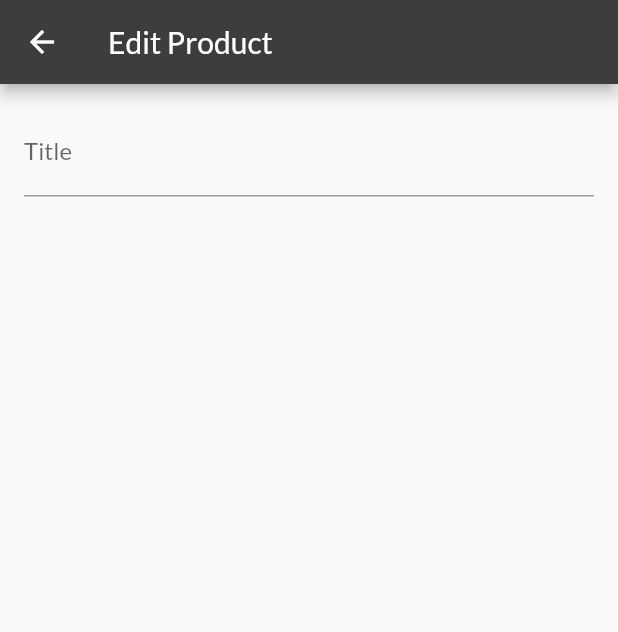
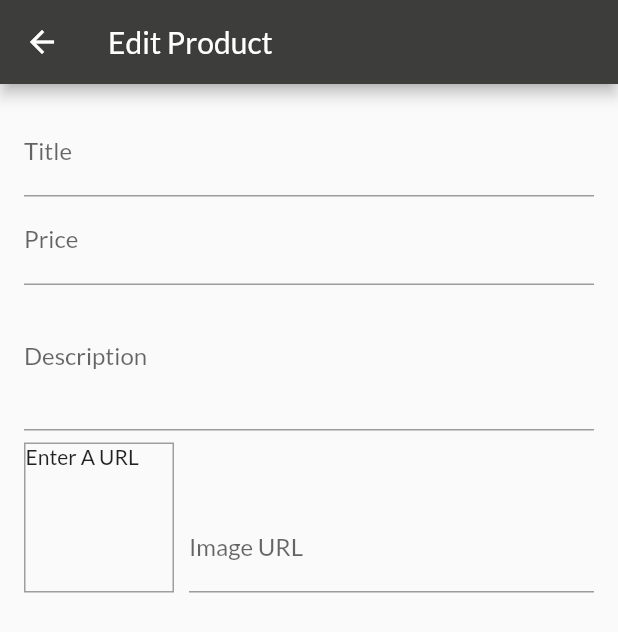
Before and after one commit to EleaFederio/shafy, a Flutter app: the EditProductScreen screen opened by its route, on a phone screen of 412 x 824 dp. Shown: the top 632 px of the screen. Run offline on Flutter 3.47's test engine with Material 2 defaults, Android fonts, the phone set to English and light mode, and no system bars; network calls fail.

Commit message:
initial text input design

```diff
--- a/lib/screens/edit_product_screen.dart
+++ b/lib/screens/edit_product_screen.dart
@@ -9,6 +9,37 @@ class EditProductScreen extends StatefulWidget {
 }
 
 class _EditProductScreenState extends State<EditProductScreen> {
+  final _priceFocusNode = FocusNode();
+  final _descriptionFocusNode = FocusNode();
+  final _imageUrlFocusNode = FocusNode();
+  final _imageUrlController = TextEditingController();
+
+
+  @override
+  void initState() {
+    _imageUrlFocusNode.addListener(_updateImageUrl);
+    super.initState();
+  }
+
+  @override
+  void dispose() {
+    _imageUrlFocusNode.removeListener(_updateImageUrl);
+    _priceFocusNode.dispose();
+    _descriptionFocusNode.dispose();
+    _imageUrlFocusNode.dispose();
+    _imageUrlController.dispose();
+    super.dispose();
+  }
+
+  void _updateImageUrl(){
+  //  Check if there is focus on url formField
+    if(!_imageUrlFocusNode.hasFocus){
+      setState(() {
+
+      });
+    }
+  }
+
   @override
   Widget build(BuildContext context) {
     return Scaffold(
@@ -22,10 +53,71 @@ class _EditProductScreenState extends State<EditProductScreen> {
             children: <Widget>[
               TextFormField(
                 decoration: InputDecoration(
-                  labelText: 'Title'
+                  labelText: 'Title',
+                  hintText: 'Enter Product Title...',
                 ),
                 textInputAction: TextInputAction.next,
+                onFieldSubmitted: (_){
+                  //Target price FocusNode
+                  FocusScope.of(context).requestFocus(_priceFocusNode);
+                },
               ),
+              TextFormField(
+                decoration: InputDecoration(
+                  labelText: 'Price',
+                  hintText: 'Enter Price Here...',
+                ),
+                keyboardType: TextInputType.number,
+                textInputAction: TextInputAction.next,
+                focusNode: _priceFocusNode,
+                onFieldSubmitted: (_){
+                  FocusScope.of(context).requestFocus(_descriptionFocusNode);
+                },
+              ),
+              TextFormField(
+                decoration: InputDecoration(
+                    labelText: 'Description'
+                ),
+                maxLines: 3,
+                keyboardType: TextInputType.multiline,
+                textInputAction: TextInputAction.next,
+                focusNode: _descriptionFocusNode,
+              ),
+              Row(
+                crossAxisAlignment: CrossAxisAlignment.end,
+                children: <Widget>[
+                  Container(
+                    width: 100.0,
+                    height: 100.0,
+                    margin: EdgeInsets.only(top: 8.0, right: 10.0),
+                    decoration: BoxDecoration(
+                      border: Border.all(
+                        width: 1.0,
+                        color: Colors.grey
+                      )
+                    ),
+                    child: _imageUrlController.text.isEmpty?
+                        Text('Enter A URL') :
+                        FittedBox(
+                          child: Image.network(
+                            _imageUrlController.text,
+                          ),
+                          fit: BoxFit.cover,
+                        )
+                  ),
+                  Expanded(
+                    child: TextFormField(
+                      decoration: InputDecoration(
+                        labelText: 'Image URL',
+                      ),
+                      keyboardType: TextInputType.url,
+                      textInputAction: TextInputAction.done,
+                      controller: _imageUrlController,
+                      focusNode: _imageUrlFocusNode,
+                    ),
+                  ),
+                ],
+              )
             ],
           ),
         ),
```
